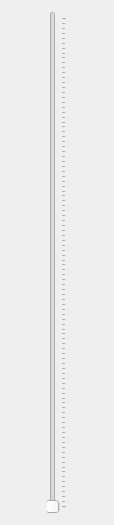
Above: src/ui/qgstilescalewidgetbase.ui from carsmie/QGIS before the change. Below: the same form after it.
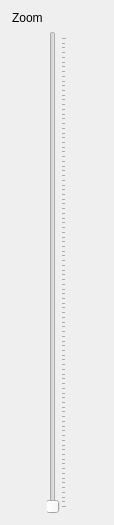
That is the form after the change.

Commit message: Add current zoom label to tile scale widget

Diff of the .ui file:
```diff
--- a/src/ui/qgstilescalewidgetbase.ui
+++ b/src/ui/qgstilescalewidgetbase.ui
@@ -19,9 +19,28 @@
   <property name="windowTitle">
    <string notr="true">Form</string>
   </property>
-  <layout class="QHBoxLayout" name="horizontalLayout">
+  <layout class="QVBoxLayout" name="verticalLayout">
+   <property name="leftMargin">
+    <number>12</number>
+   </property>
    <item>
+    <widget class="QLabel" name="mLabelScale">
+     <property name="text">
+      <string>Zoom</string>
+     </property>
+     <property name="alignment">
+      <set>Qt::AlignLeading|Qt::AlignLeft|Qt::AlignVCenter</set>
+     </property>
+    </widget>
+   </item>
+   <item alignment="Qt::AlignHCenter">
     <widget class="QSlider" name="mSlider">
+     <property name="sizePolicy">
+      <sizepolicy hsizetype="Fixed" vsizetype="Expanding">
+       <horstretch>0</horstretch>
+       <verstretch>0</verstretch>
+      </sizepolicy>
+     </property>
      <property name="orientation">
       <enum>Qt::Vertical</enum>
      </property>
```
The commit also changes 1 other file.
